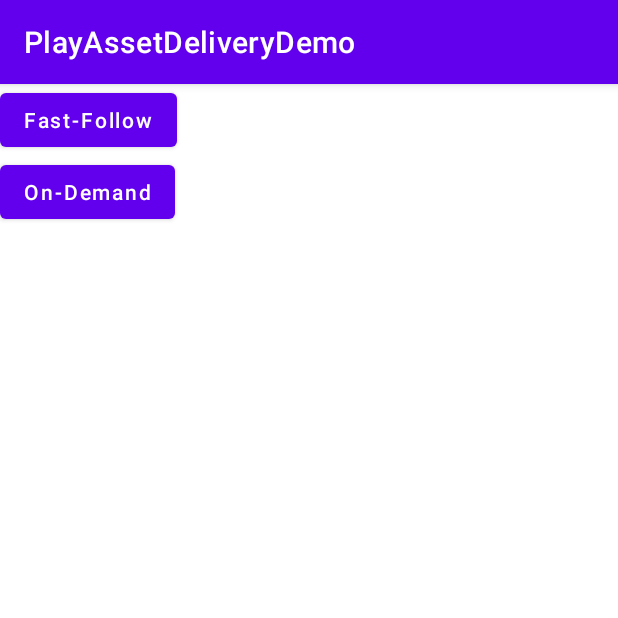
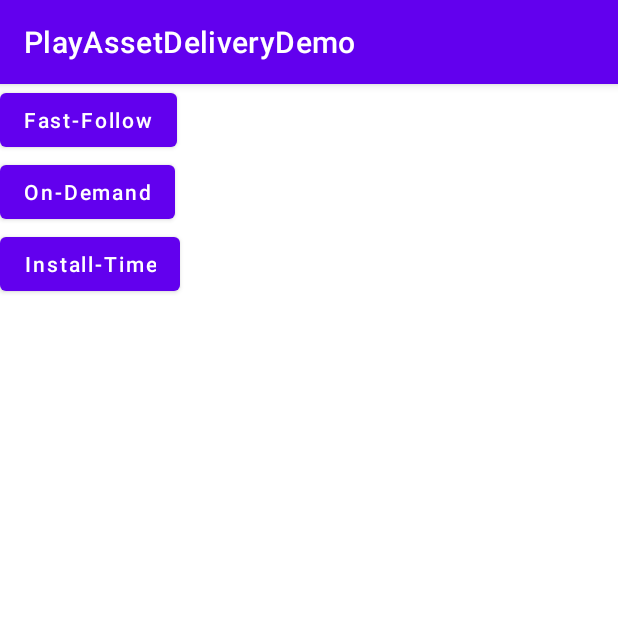
Before and after one commit to Mindinventory/Google-Play-Asset-Delivery-Sample, an Android app: the screen it shows after launch (MainActivity), on a phone screen of 412 x 824 dp, the top half of it. Run offline under Robolectric (Android 15) with nearby library versions, the phone set to English and light mode, and no system bars; libraries missing offline, so code that uses them is left out: com.google.android.play.

Commit message:
• resolve issue with fast-follow and on-demand delivery asset download • add install-time option • add large size video and audio files

```diff
--- a/app/src/main/res/layout/activity_main.xml
+++ b/app/src/main/res/layout/activity_main.xml
@@ -24,6 +24,15 @@
         app:layout_constraintTop_toBottomOf="@+id/btnFF" />
 
     <Button
+        android:id="@+id/btnInstallTime"
+        android:layout_width="wrap_content"
+        android:layout_height="wrap_content"
+        android:text="@string/txt_install_time"
+        android:textAllCaps="false"
+        app:layout_constraintStart_toStartOf="@+id/btnFF"
+        app:layout_constraintTop_toBottomOf="@+id/btnOD" />
+
+    <Button
         android:id="@+id/btnWatchVideo"
         android:layout_width="wrap_content"
         android:layout_height="wrap_content"
@@ -31,7 +40,7 @@
         android:textAllCaps="false"
         android:visibility="gone"
         app:layout_constraintStart_toStartOf="@+id/btnFF"
-        app:layout_constraintTop_toBottomOf="@+id/btnOD" />
+        app:layout_constraintTop_toBottomOf="@+id/btnInstallTime" />
 
     <Button
         android:id="@+id/btnPlayAudio"
--- a/app/src/main/res/values/strings.xml
+++ b/app/src/main/res/values/strings.xml
@@ -3,6 +3,7 @@
 
     <string name="txt_fast_follow">Fast-Follow</string>
     <string name="txt_on_demand">On-Demand</string>
+    <string name="txt_install_time">Install-Time</string>
     <string name="txt_watch_video">Watch Video</string>
     <string name="txt_play_audio">Play Audio</string>
 </resources>
```
Also changed, not shown: app/src/main/java/com/app/playassetdeliverydemo/ui/MainActivity.kt (+58 -20 lines), 2 other files.
